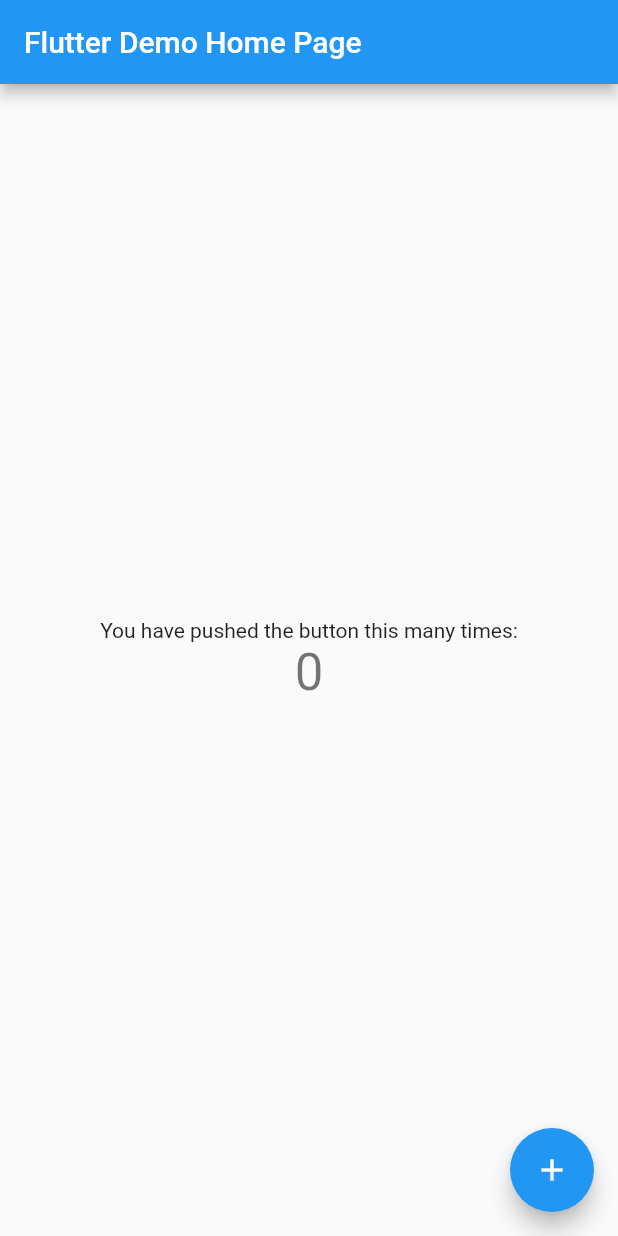
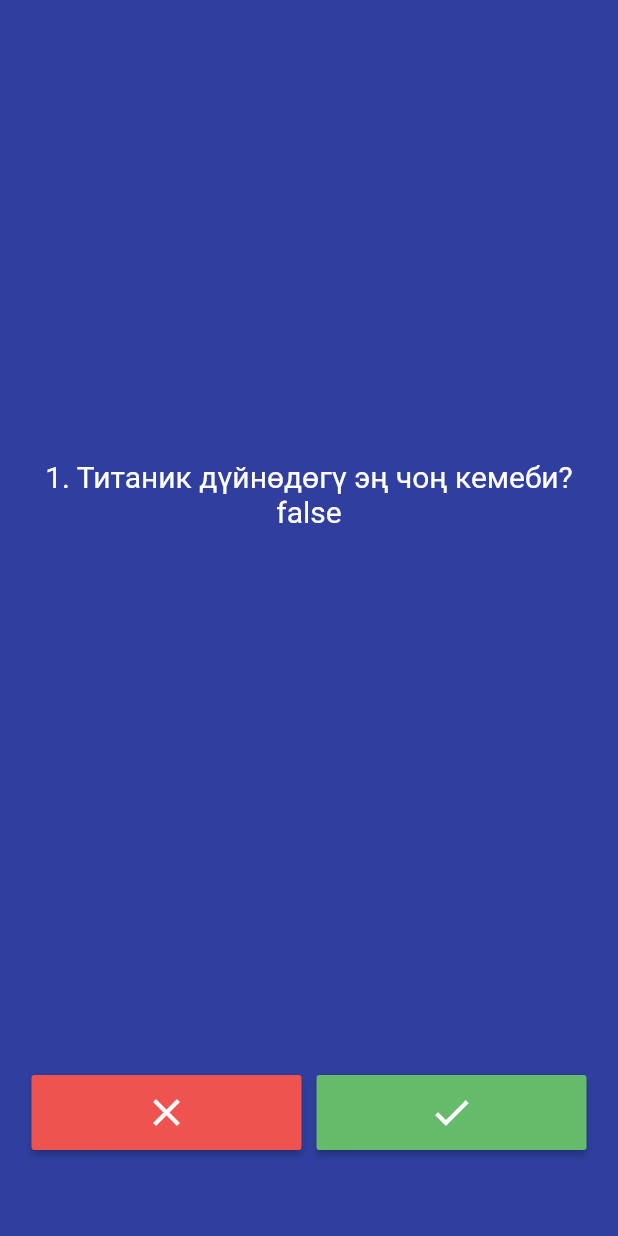
Before and after one commit to Turatkg/testing_app, a Flutter app: the screen it shows after launch, on a phone screen of 412 x 824 dp. Run offline on Flutter 3.47's test engine with Material 2 defaults, Android fonts, the phone set to English and light mode, and no system bars.

```diff
--- a/lib/main.dart
+++ b/lib/main.dart
@@ -1,113 +1,119 @@
 import 'package:flutter/material.dart';
+import 'package:testing_app/ui/consts.dart';
 
-void main() {
-  runApp(MyApp());
-}
+void main() => runApp(BilgiTesti());
 
-class MyApp extends StatelessWidget {
-  // This widget is the root of your application.
+class BilgiTesti extends StatelessWidget {
   @override
   Widget build(BuildContext context) {
     return MaterialApp(
-      title: 'Flutter Demo',
-      theme: ThemeData(
-        // This is the theme of your application.
-        //
-        // Try running your application with "flutter run". You'll see the
-        // application has a blue toolbar. Then, without quitting the app, try
-        // changing the primarySwatch below to Colors.green and then invoke
-        // "hot reload" (press "r" in the console where you ran "flutter run",
-        // or simply save your changes to "hot reload" in a Flutter IDE).
-        // Notice that the counter didn't reset back to zero; the application
-        // is not restarted.
-        primarySwatch: Colors.blue,
-      ),
-      home: MyHomePage(title: 'Flutter Demo Home Page'),
-    );
+        debugShowCheckedModeBanner: false,
+        home: Scaffold(
+            backgroundColor: Colors.indigo[700],
+            body: SafeArea(
+                child: Padding(
+              padding: EdgeInsets.symmetric(horizontal: 10.0),
+              child: SoruSayfasi(),
+            ))));
   }
 }
 
-class MyHomePage extends StatefulWidget {
-  MyHomePage({Key key, this.title}) : super(key: key);
-
-  // This widget is the home page of your application. It is stateful, meaning
-  // that it has a State object (defined below) that contains fields that affect
-  // how it looks.
-
-  // This class is the configuration for the state. It holds the values (in this
-  // case the title) provided by the parent (in this case the App widget) and
-  // used by the build method of the State. Fields in a Widget subclass are
-  // always marked "final".
-
-  final String title;
-
+class SoruSayfasi extends StatefulWidget {
   @override
-  _MyHomePageState createState() => _MyHomePageState();
+  _SoruSayfasiState createState() => _SoruSayfasiState();
 }
 
-class _MyHomePageState extends State<MyHomePage> {
-  int _counter = 0;
+class _SoruSayfasiState extends State<SoruSayfasi> {
+  List<Widget> tandalgandar = [];
+  // List<String> suroolor = [];
 
-  void _incrementCounter() {
-    setState(() {
-      // This call to setState tells the Flutter framework that something has
-      // changed in this State, which causes it to rerun the build method below
-      // so that the display can reflect the updated values. If we changed
-      // _counter without calling setState(), then the build method would not be
-      // called again, and so nothing would appear to happen.
-      _counter++;
-    });
-  }
+  int surooIndex = 0;
 
   @override
   Widget build(BuildContext context) {
-    // This method is rerun every time setState is called, for instance as done
-    // by the _incrementCounter method above.
-    //
-    // The Flutter framework has been optimized to make rerunning build methods
-    // fast, so that you can just rebuild anything that needs updating rather
-    // than having to individually change instances of widgets.
-    return Scaffold(
-      appBar: AppBar(
-        // Here we take the value from the MyHomePage object that was created by
-        // the App.build method, and use it to set our appbar title.
-        title: Text(widget.title),
+    return Column(
+      mainAxisAlignment: MainAxisAlignment.spaceBetween,
+      crossAxisAlignment: CrossAxisAlignment.stretch,
+      children: <Widget>[
+        Expanded(
+          flex: 4,
+          child: Padding(
+            padding: EdgeInsets.all(10.0),
+            child: Center(
+              child: Text(
+                suroolor[surooIndex],
+                textAlign: TextAlign.center,
+                style: TextStyle(
+                  fontSize: 20.0,
+                  color: Colors.white,
                 ),
-      body: Center(
-        // Center is a layout widget. It takes a single child and positions it
-        // in the middle of the parent.
-        child: Column(
-          // Column is also a layout widget. It takes a list of children and
-          // arranges them vertically. By default, it sizes itself to fit its
-          // children horizontally, and tries to be as tall as its parent.
-          //
-          // Invoke "debug painting" (press "p" in the console, choose the
-          // "Toggle Debug Paint" action from the Flutter Inspector in Android
-          // Studio, or the "Toggle Debug Paint" command in Visual Studio Code)
-          // to see the wireframe for each widget.
-          //
-          // Column has various properties to control how it sizes itself and
-          // how it positions its children. Here we use mainAxisAlignment to
-          // center the children vertically; the main axis here is the vertical
-          // axis because Columns are vertical (the cross axis would be
-          // horizontal).
-          mainAxisAlignment: MainAxisAlignment.center,
+              ),
+            ),
+          ),
+        ),
+        Expanded(
+          flex: 1,
+          child: Padding(
+            padding: EdgeInsets.symmetric(
+              horizontal: 6.0,
+            ),
+            child: Row(
               children: <Widget>[
-            Text(
-              'You have pushed the button this many times:',
+                Expanded(
+                  child: Padding(
+                    padding: EdgeInsets.symmetric(horizontal: 5),
+                    child: RaisedButton(
+                      padding: EdgeInsets.all(10),
+                      textColor: Colors.white,
+                      color: Colors.red[400],
+                      child: Icon(
+                        Icons.close,
+                        size: 30.0,
                       ),
-            Text(
-              '$_counter',
-              style: Theme.of(context).textTheme.headline4,
+                      onPressed: () {
+                        setState(() {
+                          jooptor[surooIndex] == false
+                              ? tandalgandar.add(tuuraIcon)
+                              : tandalgandar.add(kataIcon);
+
+                          surooIndex++;
+                        });
+                      },
+                    ),
+                  ),
+                ),
+                Expanded(
+                  child: Padding(
+                    padding: EdgeInsets.symmetric(horizontal: 5),
+                    child: RaisedButton(
+                      padding: EdgeInsets.all(10),
+                      textColor: Colors.white,
+                      color: Colors.green[400],
+                      child: Icon(
+                        Icons.check,
+                        size: 30.0,
+                      ),
+                      onPressed: () {
+                        setState(() {
+                          jooptor[surooIndex] == true
+                              ? tandalgandar.add(tuuraIcon)
+                              : tandalgandar.add(kataIcon);
+                          surooIndex++;
+                        });
+                      },
+                    ),
+                  ),
                 ),
               ],
             ),
           ),
-      floatingActionButton: FloatingActionButton(
-        onPressed: _incrementCounter,
-        tooltip: 'Increment',
-        child: Icon(Icons.add),
-      ), // This trailing comma makes auto-formatting nicer for build methods.
+        ),
+        Wrap(
+          spacing: 3,
+          runSpacing: 5,
+          children: tandalgandar,
+        ),
+      ],
     );
   }
 }
--- /dev/null
+++ b/lib/ui/consts.dart
@@ -0,0 +1,24 @@
+import 'package:flutter/material.dart';
+
+const Icon tuuraIcon = Icon(Icons.mood, color: Colors.green);
+const Icon kataIcon = Icon(Icons.mood_bad, color: Colors.red);
+
+List<String> suroolor = [
+  '1. Титаник дүйнөдөгү эң чоң кемеби? false',
+  '2. Дүйнөдөгү тооктордун саны адам санынан көп, true',
+  '3. Көпөлөктөрдүн бардык бир эле күн жашайт? false',
+  '4. Жер шары түз false,',
+  '5. Грек жаңгагынын мекени Арстанбап, true',
+  '6. Фатих Султан Мехмет өмүрүндө картошка жеген эмес true',
+  '7. Баткендин борбору шаары Кызыл-Кыя false'
+];
+
+List<bool> jooptor = [
+  false,
+  true,
+  false,
+  false,
+  true,
+  true,
+  false,
+];
```
Also changed, not shown: 1 other file. Lines whose indentation alone changed are shown as unchanged.
